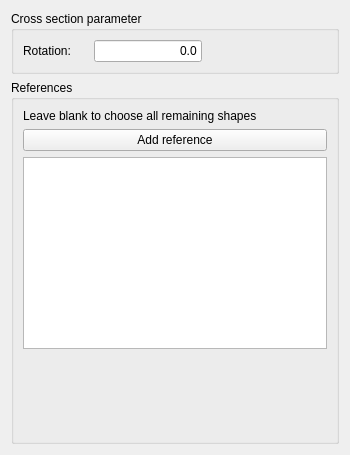
First picture: the form in src/Mod/Fem/Gui/Resources/ui/ElementRotation1D.ui, repository berndhahnebach/All_FreeCAD, before the edit.
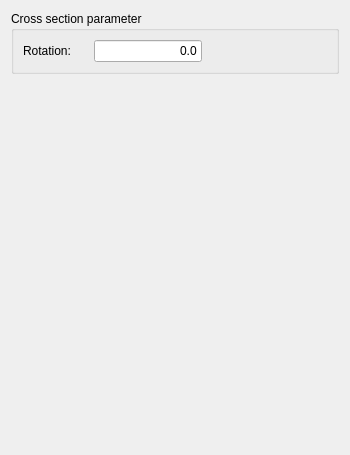
Second picture: the form after the edit. Custom widgets are drawn as their Qt base class.

Commit message: FEM: Python geometry selection class, use it for beamsection obj and rotation obj

The edit to the form file:
```diff
--- a/src/Mod/Fem/Gui/Resources/ui/ElementRotation1D.ui
+++ b/src/Mod/Fem/Gui/Resources/ui/ElementRotation1D.ui
@@ -87,29 +87,6 @@
     </widget>
    </item>
    <item>
-    <widget class="QGroupBox" name="groupBox_1">
-     <property name="title">
-      <string>References</string>
-     </property>
-     <layout class="QVBoxLayout" name="verticalLayout_3">
-      <item>
-       <widget class="QLabel" name="l_label_text_1">
-        <property name="text">
-         <string>Leave blank to choose all remaining shapes</string>
-        </property>
-       </widget>
-      </item>
-      <item>
-       <widget class="QPushButton" name="pushButton_Reference">
-        <property name="text">
-         <string>Add reference</string>
-        </property>
-       </widget>
-      </item>
-      <item>
-       <widget class="QListWidget" name="list_References"/>
-      </item>
-      <item>
        <spacer name="verticalSpacer">
         <property name="orientation">
          <enum>Qt::Vertical</enum>
@@ -121,13 +98,6 @@
          </size>
         </property>
        </spacer>
-      </item>
-     </layout>
-     <zorder>l_label_text_1</zorder>
-     <zorder>pushButton_Reference</zorder>
-     <zorder>list_References</zorder>
-     <zorder>verticalSpacer</zorder>
-    </widget>
    </item>
   </layout>
  </widget>
```
Lines whose indentation alone changed are shown as unchanged. The commit also changes 4 other files.
